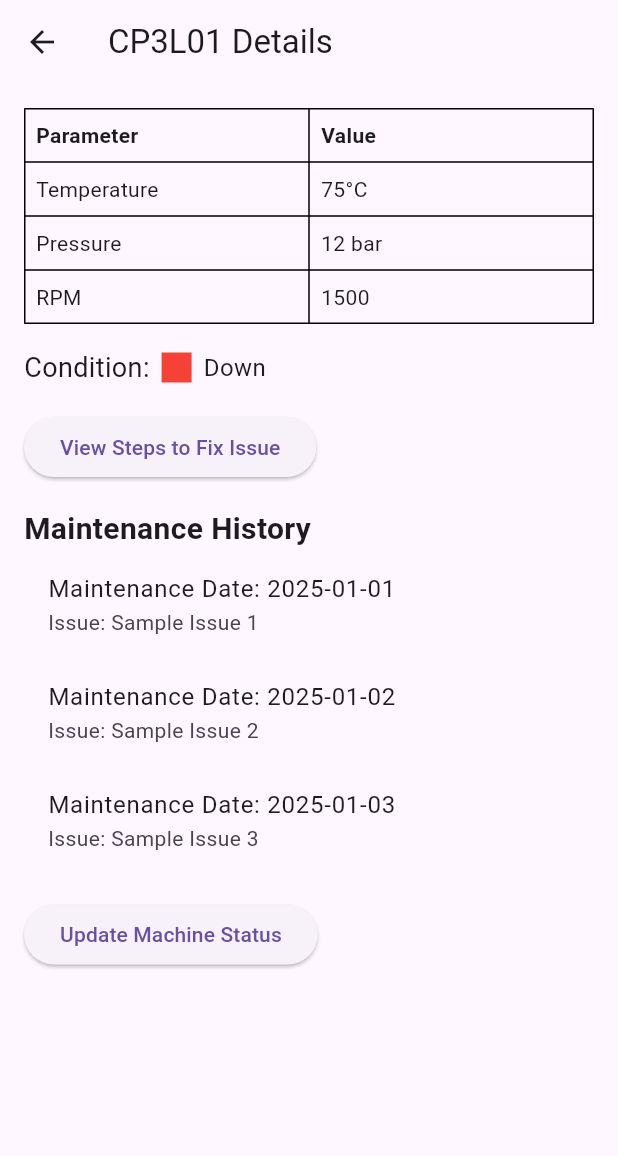
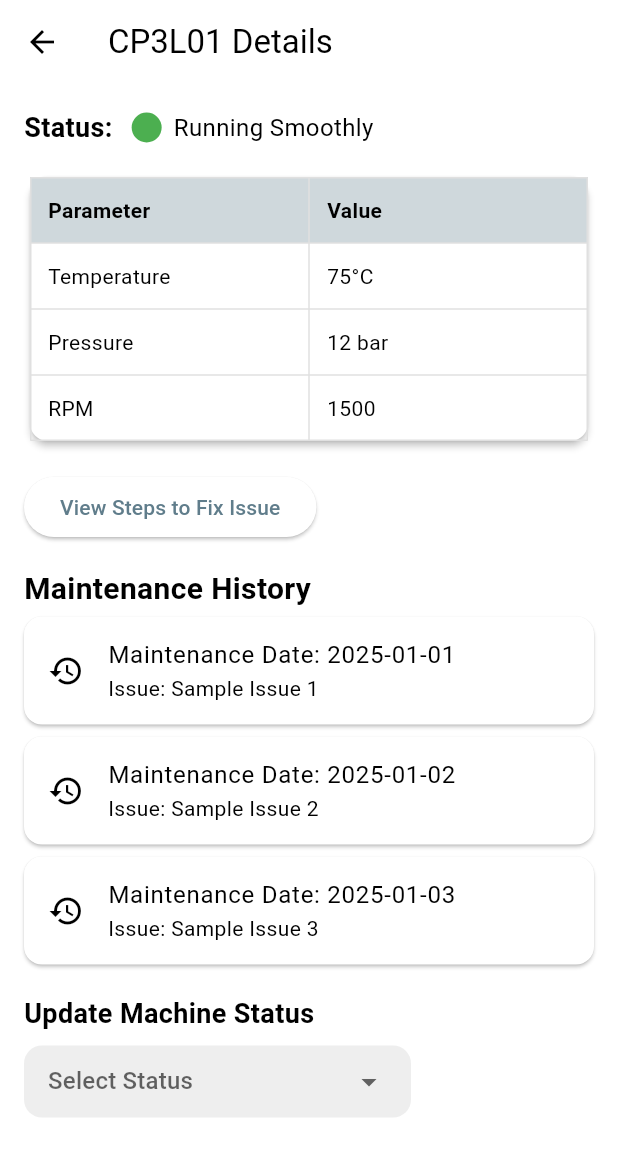
Before and after one commit to yourfriendlyneighbourhoodcr4ckhead/my_maintenance_app, a Flutter app: the screen it shows after launch, after a tap on "CP3L01", on a phone screen of 412 x 824 dp. Shown: the top 1156 px of the screen. Run offline on Flutter 3.47's test engine with Material 3 defaults, Android fonts, the light colour scheme and no system bars.

Commit message:
Now icons change colour based on updated status

```diff
--- /dev/null
+++ b/lib/app_state.dart
@@ -0,0 +1,50 @@
+import 'package:flutter/foundation.dart';
+
+// A simple Machine model
+class Machine {
+  String name;
+  String status; // 'down' | 'needs_maintenance' | 'running'
+
+  Machine({
+    required this.name,
+    required this.status,
+  });
+}
+
+// Our global app state, containing a list of machines
+class AppState extends ChangeNotifier {
+  // Example initial list
+  final List<Machine> _machines = [
+    Machine(name: 'CP3L01', status: 'running'),
+    Machine(name: 'CP3L02', status: 'needs_maintenance'),
+    Machine(name: 'CP3L03', status: 'down'),
+    Machine(name: 'CP3L04', status: 'running'),
+    Machine(name: 'CP3L05', status: 'down'),
+    Machine(name: 'CP3L06', status: 'needs_maintenance'),
+    Machine(name: 'CP3L07', status: 'running'),
+    Machine(name: 'CP3L08', status: 'running'),
+    Machine(name: 'CP3L09', status: 'needs_maintenance'),
+    Machine(name: 'CP3L10', status: 'down'),
+  ];
+
+  List<Machine> get machines => _machines;
+
+  /// Update a machine's status and notify listeners
+  void updateMachineStatus(String machineName, String newStatus) {
+    final machine = _machines.firstWhere(
+          (m) => m.name == machineName,
+      orElse: () => Machine(name: 'Unknown', status: 'down'),
+    );
+    machine.status = newStatus;
+    notifyListeners();
+  }
+
+  /// Find a machine by name (returns null if not found)
+  Machine? getMachineByName(String machineName) {
+    try {
+      return _machines.firstWhere((m) => m.name == machineName);
+    } catch (e) {
+      return null;
+    }
+  }
+}
--- a/lib/dashboard.dart
+++ b/lib/dashboard.dart
@@ -1,9 +1,14 @@
 import 'package:flutter/material.dart';
-
+import 'package:provider/provider.dart';
+import 'app_state.dart';
 
 class DashboardScreen extends StatelessWidget {
   @override
   Widget build(BuildContext context) {
+    // Access the global app state
+    final appState = Provider.of<AppState>(context);
+    final machines = appState.machines; // your global list
+
     return Scaffold(
       appBar: AppBar(
         title: Text('Dashboard'),
@@ -25,19 +30,18 @@ class DashboardScreen extends StatelessWidget {
         ],
       ),
       body: GridView.builder(
+        padding: EdgeInsets.all(16.0),
+        physics: BouncingScrollPhysics(),
         gridDelegate: SliverGridDelegateWithFixedCrossAxisCount(
           crossAxisCount: 2,
-          childAspectRatio: 1,
+          childAspectRatio: 0.95,
+          mainAxisSpacing: 12,
+          crossAxisSpacing: 12,
         ),
-        itemCount: 10, // Replace with actual machine count
+        itemCount: machines.length,
         itemBuilder: (context, index) {
-          // Example machine status data
-          String machineName = 'CP3L0${index + 1}';
-          String status = index % 3 == 0
-              ? 'down'
-              : index % 3 == 1
-              ? 'needs_maintenance'
-              : 'running';
+          final machine = machines[index];
+          String status = machine.status;
           Color statusColor = status == 'down'
               ? Colors.red
               : status == 'needs_maintenance'
@@ -46,12 +50,13 @@ class DashboardScreen extends StatelessWidget {
 
           return GestureDetector(
             onTap: () {
-              // Navigate to machine details screen
-              Navigator.pushNamed(context, '/machine_details',
-                  arguments: {
-                    'machineName': machineName,
-                    'status': status,
-                  });
+              Navigator.pushNamed(
+                context,
+                '/machine_details',
+                arguments: {
+                  'machineName': machine.name,
+                },
+              );
             },
             child: Card(
               elevation: 5,
@@ -70,7 +75,7 @@ class DashboardScreen extends StatelessWidget {
                     ),
                     SizedBox(height: 8),
                     Text(
-                      machineName,
+                      machine.name,
                       style: TextStyle(color: Colors.white, fontSize: 18),
                     ),
                   ],
--- a/lib/machine_details.dart
+++ b/lib/machine_details.dart
@@ -1,123 +1,203 @@
 import 'package:flutter/material.dart';
+import 'package:provider/provider.dart';
+import 'app_state.dart';
 
-class MachineDetailsScreen extends StatelessWidget {
+class MachineDetailsScreen extends StatefulWidget {
+  @override
+  _MachineDetailsScreenState createState() => _MachineDetailsScreenState();
+}
+
+class _MachineDetailsScreenState extends State<MachineDetailsScreen> {
+  String? selectedStatus;
+
   @override
   Widget build(BuildContext context) {
     final arguments = ModalRoute.of(context)!.settings.arguments as Map;
     final String machineName = arguments['machineName'];
-    final String status = arguments['status'];
+
+    final appState = Provider.of<AppState>(context);
+    final machine = appState.getMachineByName(machineName);
+
+    // If machine is not found, handle gracefully
+    if (machine == null) {
+      return Scaffold(
+        appBar: AppBar(title: Text('Machine Not Found')),
+        body: Center(child: Text('No machine found with name: $machineName')),
+      );
+    }
+
+    // Current status color
+    Color statusColor = machine.status == 'down'
+        ? Colors.red
+        : machine.status == 'needs_maintenance'
+        ? Colors.orange
+        : Colors.green;
 
     return Scaffold(
       appBar: AppBar(
-        title: Text('$machineName Details'),
+        title: Text('${machine.name} Details'),
       ),
       body: SingleChildScrollView(
         padding: const EdgeInsets.all(16.0),
         child: Column(
           crossAxisAlignment: CrossAxisAlignment.start,
           children: [
-            Table(
-              border: TableBorder.all(),
-              children: [
-                TableRow(children: [
-                  Padding(
-                    padding: const EdgeInsets.all(8.0),
-                    child: Text('Parameter', style: TextStyle(fontWeight: FontWeight.bold)),
-                  ),
-                  Padding(
-                    padding: const EdgeInsets.all(8.0),
-                    child: Text('Value', style: TextStyle(fontWeight: FontWeight.bold)),
-                  ),
-                ]),
-                TableRow(children: [
-                  Padding(
-                    padding: const EdgeInsets.all(8.0),
-                    child: Text('Temperature'),
-                  ),
-                  Padding(
-                    padding: const EdgeInsets.all(8.0),
-                    child: Text('75°C'),
-                  ),
-                ]),
-                TableRow(children: [
-                  Padding(
-                    padding: const EdgeInsets.all(8.0),
-                    child: Text('Pressure'),
-                  ),
-                  Padding(
-                    padding: const EdgeInsets.all(8.0),
-                    child: Text('12 bar'),
-                  ),
-                ]),
-                TableRow(children: [
-                  Padding(
-                    padding: const EdgeInsets.all(8.0),
-                    child: Text('RPM'),
-                  ),
-                  Padding(
-                    padding: const EdgeInsets.all(8.0),
-                    child: Text('1500'),
-                  ),
-                ]),
-              ],
-            ),
-            SizedBox(height: 16),
+            // Machine Status
             Row(
               children: [
-                Text('Condition:', style: TextStyle(fontSize: 18)),
+                Text(
+                  'Status: ',
+                  style: TextStyle(fontSize: 18, fontWeight: FontWeight.bold),
+                ),
                 SizedBox(width: 8),
                 Container(
                   width: 20,
                   height: 20,
-                  color: status == 'down'
-                      ? Colors.red
-                      : status == 'needs_maintenance'
-                      ? Colors.orange
-                      : Colors.green,
+                  decoration: BoxDecoration(
+                    color: statusColor,
+                    shape: BoxShape.circle,
+                  ),
                 ),
                 SizedBox(width: 8),
                 Text(
-                  status == 'down'
-                      ? 'Down'
-                      : status == 'needs_maintenance'
-                      ? 'Needs Maintenance'
-                      : 'Running Smoothly',
+                  _statusLabel(machine.status),
                   style: TextStyle(fontSize: 16),
                 ),
               ],
             ),
             SizedBox(height: 16),
+
+            // Some placeholder table
+            Card(
+              elevation: 2,
+              child: Table(
+                border: TableBorder.all(color: Colors.grey.shade300),
+                children: [
+                  _buildTableRow('Parameter', 'Value', isHeader: true),
+                  _buildTableRow('Temperature', '75°C'),
+                  _buildTableRow('Pressure', '12 bar'),
+                  _buildTableRow('RPM', '1500'),
+                ],
+              ),
+            ),
+            SizedBox(height: 16),
+
+            // View Steps
             ElevatedButton(
               onPressed: () {
-                // Navigate to issue resolution steps
+                Navigator.pushNamed(context, '/instruction_manual');
               },
               child: Text('View Steps to Fix Issue'),
             ),
             SizedBox(height: 16),
+
+            // Maintenance History (Placeholder)
             Text(
               'Maintenance History',
               style: TextStyle(fontSize: 20, fontWeight: FontWeight.bold),
             ),
             ListView.builder(
+              physics: NeverScrollableScrollPhysics(),
               shrinkWrap: true,
               itemCount: 3,
               itemBuilder: (context, index) {
-                return ListTile(
-                  title: Text('Maintenance Date: 2025-01-0${index + 1}'),
-                  subtitle: Text('Issue: Sample Issue ${index + 1}'),
+                return Card(
+                  margin: EdgeInsets.symmetric(vertical: 4),
+                  child: ListTile(
+                    leading: Icon(Icons.history),
+                    title: Text('Maintenance Date: 2025-01-0${index + 1}'),
+                    subtitle: Text('Issue: Sample Issue ${index + 1}'),
+                  ),
                 );
               },
             ),
             SizedBox(height: 16),
-            ElevatedButton(
-              onPressed: () {
-                // Placeholder for updating machine status
-              },
-              child: Text('Update Machine Status'),
+
+            // Dropdown to update status
+            Text('Update Machine Status',
+                style: TextStyle(fontSize: 18, fontWeight: FontWeight.bold)),
+            SizedBox(height: 8),
+            DecoratedBox(
+              decoration: BoxDecoration(
+                color: Colors.grey[200],
+                borderRadius: BorderRadius.circular(12),
+              ),
+              child: Padding(
+                padding: const EdgeInsets.symmetric(horizontal: 16.0),
+                child: DropdownButton<String>(
+                  value: selectedStatus,
+                  hint: Text('Select Status'),
+                  underline: SizedBox(),
+                  items: <String>[
+                    'Running Green',
+                    'Needs Maintenance Orange',
+                    'Down Red'
+                  ].map<DropdownMenuItem<String>>((String value) {
+                    return DropdownMenuItem<String>(
+                      value: value,
+                      child: Text(value),
+                    );
+                  }).toList(),
+                  onChanged: (String? newValue) {
+                    setState(() {
+                      selectedStatus = newValue;
+                    });
+                    // Convert the user's drop down choice to the actual status
+                    // e.g. "Running Green" -> "running"
+                    if (newValue != null) {
+                      String statusKey;
+                      if (newValue.contains('Running')) {
+                        statusKey = 'running';
+                      } else if (newValue.contains('Maintenance')) {
+                        statusKey = 'needs_maintenance';
+                      } else {
+                        statusKey = 'down';
+                      }
+                      // Update in our app state
+                      appState.updateMachineStatus(machine.name, statusKey);
+                    }
+                  },
+                ),
+              ),
             ),
           ],
         ),
       ),
     );
   }
+
+  String _statusLabel(String status) {
+    switch (status) {
+      case 'down':
+        return 'Down';
+      case 'needs_maintenance':
+        return 'Needs Maintenance';
+      default:
+        return 'Running Smoothly';
+    }
+  }
+
+  TableRow _buildTableRow(String param, String value, {bool isHeader = false}) {
+    return TableRow(
+      decoration: BoxDecoration(
+        color: isHeader ? Colors.blueGrey.shade100 : Colors.transparent,
+      ),
+      children: [
+        _buildCell(param, isHeader: isHeader),
+        _buildCell(value, isHeader: isHeader),
+      ],
+    );
+  }
+
+  Widget _buildCell(String text, {bool isHeader = false}) {
+    return Padding(
+      padding: const EdgeInsets.all(12.0),
+      child: Text(
+        text,
+        style: TextStyle(
+          fontWeight: isHeader ? FontWeight.bold : FontWeight.normal,
+        ),
+      ),
+    );
+  }
 }
--- a/lib/main.dart
+++ b/lib/main.dart
@@ -1,25 +1,44 @@
+import 'package:flutter/material.dart';
+import 'package:provider/provider.dart';
 
-import 'package:flutter/material.dart';
+import 'app_state.dart';
 import 'dashboard.dart';
 import 'machine_details.dart';
 import 'notifications.dart';
 import 'settings.dart';
+import 'instruction_manual.dart';
 
 void main() {
-  runApp(MyApp());
+  runApp(
+    ChangeNotifierProvider(
+      create: (_) => AppState(),
+      child: MyApp(),
+    ),
+  );
 }
 
 class MyApp extends StatelessWidget {
-  const MyApp({Key? key}) : super(key: key); // Add the const keyword
+  const MyApp({Key? key}) : super(key: key);
   @override
   Widget build(BuildContext context) {
     return MaterialApp(
+      title: 'Maintenance App',
+      debugShowCheckedModeBanner: false,
+      theme: ThemeData(
+        primaryColor: Colors.blueGrey[800],
+        colorScheme: ColorScheme.fromSwatch(
+          primarySwatch: Colors.blueGrey,
+        ).copyWith(
+          secondary: Colors.amberAccent,
+        ),
+      ),
       initialRoute: '/',
       routes: {
         '/': (context) => DashboardScreen(),
         '/machine_details': (context) => MachineDetailsScreen(),
         '/notifications': (context) => NotificationsScreen(),
         '/settings': (context) => SettingsScreen(),
+        '/instruction_manual': (context) => InstructionManualScreen(),
       },
     );
   }
--- a/pubspec.yaml
+++ b/pubspec.yaml
@@ -38,6 +38,8 @@ dependencies:
 dev_dependencies:
   flutter_test:
     sdk: flutter
+  provider: ^6.0.0
+
 
   # The "flutter_lints" package below contains a set of recommended lints to
   # encourage good coding practices. The lint set provided by the package is
```
Also changed, not shown: lib/instruction_manual.dart (added, +45 -0 lines), lib/notifications.dart (+60 -22 lines), lib/settings.dart (+25 -18 lines), pubspec.lock, 1 other file.
